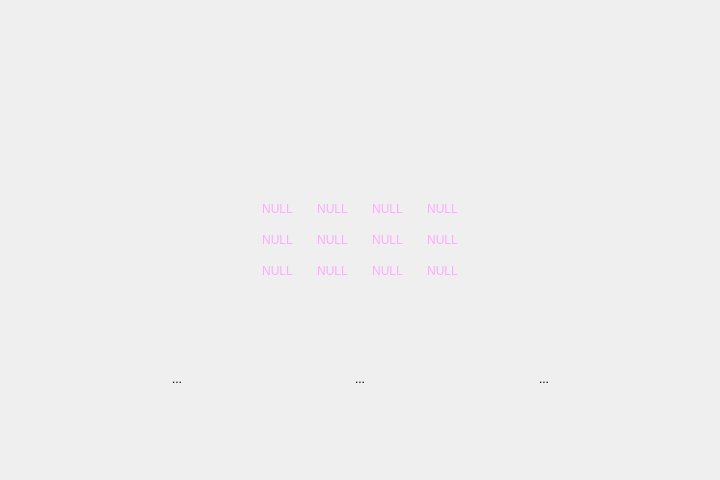
chenhuan0/intel-client, file classwindow.ui: the form before one commit.
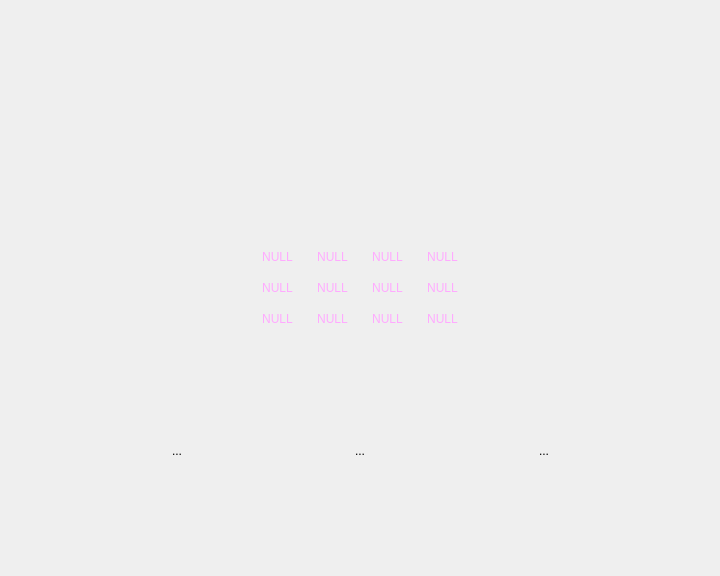
The form after the commit. Icons and pictures are not drawn.

What changed in the file:
```diff
--- a/classwindow.ui
+++ b/classwindow.ui
@@ -7,19 +7,19 @@
     <x>0</x>
     <y>0</y>
     <width>720</width>
-    <height>480</height>
+    <height>576</height>
    </rect>
   </property>
   <property name="minimumSize">
    <size>
     <width>720</width>
-    <height>480</height>
+    <height>576</height>
    </size>
   </property>
   <property name="maximumSize">
    <size>
     <width>720</width>
-    <height>480</height>
+    <height>576</height>
    </size>
   </property>
   <property name="windowTitle">
```
